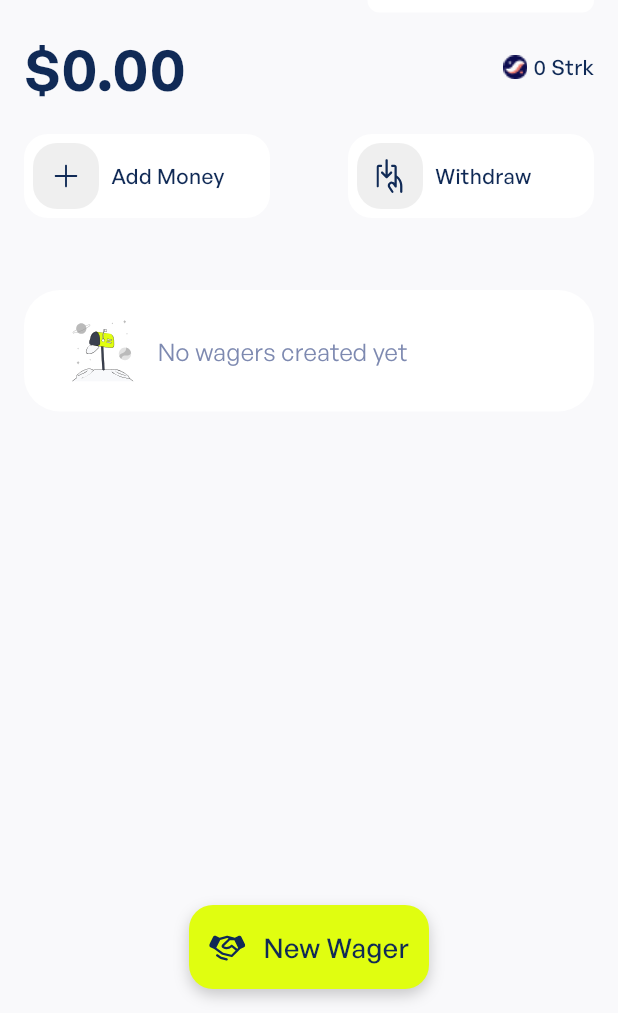
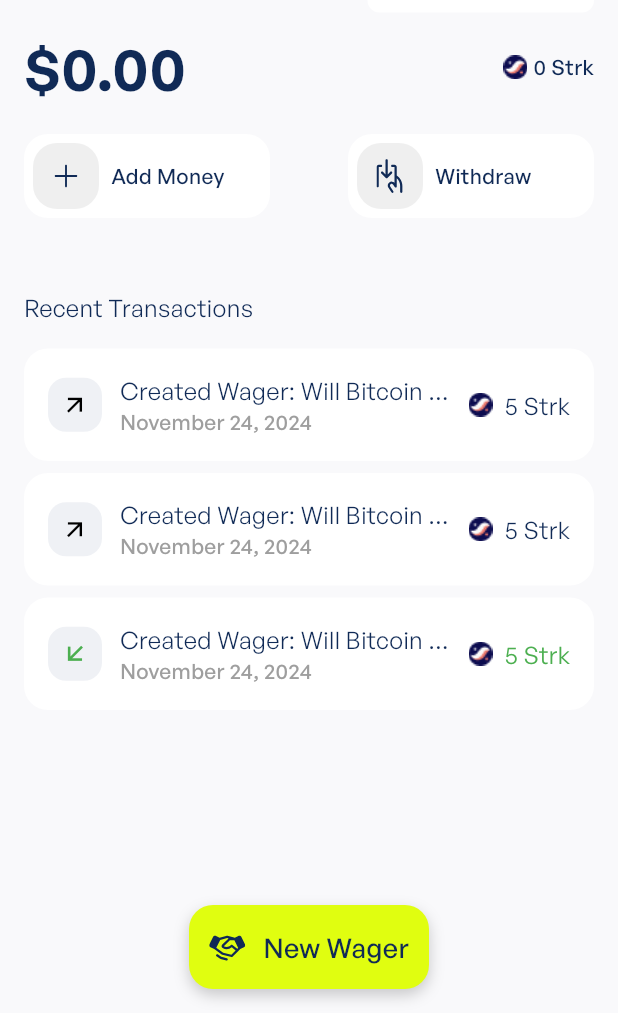
Before and after one commit to stakepoint/wagerr-mobile, a Flutter app: the WalletScreen screen opened directly, on a phone screen of 412 x 824 dp, the part 223-1236 px from its top. Run offline on Flutter 3.47's test engine with Material 3 defaults, Android fonts, the phone set to English and light mode, and no system bars; our stand-ins replace easy_localization, flutter_riverpod, flutter_svg, go_router, image_picker, riverpod_annotation and 1 more; missing offline and left inert: appcheck; accounts and stored records are empty; generated files the repository leaves out were written again.

Commit message:
Added: Wallet screen

```diff
--- a/assets/translations/en.json
+++ b/assets/translations/en.json
@@ -45,5 +45,9 @@
   "fundYourWallet": "Fund Your Wallet",
   "fundWalletDescription": "To be able to create wagers you need to fund your wallet with Strk.",
   "enterAmountDescription": "Enter the amount you want to fund your wallet and create wagers.",
-  "fundButton": "Fund"
+  "fundButton": "Fund",
+  "recentTransactions": "Recent Transactions",
+  "date": "Date",
+  "description": "Description",
+  "amount": "Amount"
 }
--- a/lib/features/wallet_screen.dart/wallet_screen.dart
+++ b/lib/features/wallet_screen/wallet_screen.dart
@@ -9,7 +9,7 @@ class WalletScreen extends ConsumerWidget {
     final isPortrait =
         MediaQuery.of(context).orientation == Orientation.portrait;
     return Scaffold(
-      appBar: isMobile ? HomeScreenAppBar() : null,
+      appBar: isMobile ? WalletScreenAppBar() : null,
       backgroundColor: context.primaryBackgroundColor,
       floatingActionButton:
           isMobile || isPortrait ? _floatingActionButton(context) : SizedBox(),
@@ -29,7 +29,7 @@ class WalletScreen extends ConsumerWidget {
                         crossAxisAlignment: CrossAxisAlignment.start,
                         children: [
                           verticalSpace(48),
-                          HomeScreenBody(),
+                          WalletScreenBody(),
                           Spacer(),
                         ],
                       ),
@@ -39,7 +39,7 @@ class WalletScreen extends ConsumerWidget {
                     constraints: BoxConstraints(maxWidth: maxWidthTablet),
                     child: Padding(
                       padding: const EdgeInsets.only(left: 32, right: 80),
-                      child: HomeScreenTabletMode(),
+                      child: WalletScreenTabletMode(),
                     ),
                   );
           },
--- /dev/null
+++ b/lib/features/wallet_screen/widget/wallet_screen_app_bar.dart
@@ -0,0 +1,29 @@
+part of '../../feature.dart';
+
+class WalletScreenAppBar extends StatelessWidget implements PreferredSizeWidget {
+  const WalletScreenAppBar({super.key});
+
+  @override
+  Widget build(BuildContext context) {
+    return AppBar(
+      toolbarHeight: 80,
+      title: Padding(
+        padding: const EdgeInsets.only(top: 33),
+        child: Row(
+          mainAxisAlignment: MainAxisAlignment.spaceBetween,
+          children: [
+            ProfileMenu(),
+            const SizedBox(width: AppValues.padding16),
+            SvgPicture.asset(AppIcons.notificationIcon),
+          ],
+        ),
+      ),
+      automaticallyImplyLeading: false,
+      backgroundColor: context.primaryBackgroundColor,
+      foregroundColor: context.primaryBackgroundColor,
+    );
+  }
+
+  @override
+  Size get preferredSize => const Size.fromHeight(80);
+}
--- /dev/null
+++ b/lib/features/wallet_screen/widget/waltet_screen_body.dart
@@ -0,0 +1,345 @@
+part of '../../feature.dart';
+
+class WalletScreenBody extends ConsumerWidget {
+  const WalletScreenBody({
+    super.key,
+  });
+
+ Widget _buildTransactionItem(
+  BuildContext context, {
+  required String description,
+  required String date,
+  required String amount,
+  Color? iconBgColor,
+  required bool isUpward,
+  bool showGreenAmount = false,
+}) {
+  return Container(
+    padding: const EdgeInsets.all(16),
+    decoration: BoxDecoration(
+      color: Colors.white,
+      borderRadius: BorderRadius.circular(16),
+    ),
+    child: Row(
+      children: [
+        Container(
+          padding: const EdgeInsets.all(8),
+          decoration: BoxDecoration(
+            color: iconBgColor,
+            borderRadius: BorderRadius.circular(12),
+          ),
+          child: Transform.rotate(
+  angle: isUpward ? -math.pi / -4 : math.pi / 4,
+  child: Icon(
+    isUpward ? Icons.arrow_upward_sharp : Icons.arrow_downward,
+    size: 20,
+    color: isUpward ? Colors.black : Colors.green,
+  ),
+),
+        ),
+        const SizedBox(width: 12),
+        Expanded(
+          child: Column(
+            crossAxisAlignment: CrossAxisAlignment.start,
+            children: [
+              Text(
+                description,
+                style: AppTheme.of(context).bodyLarge16,
+                overflow: TextOverflow.ellipsis,
+              ),
+              Text(
+                date,
+                style: AppTheme.of(context).textSmallMedium.copyWith(
+                  color: Colors.grey,
+                ),
+              ),
+            ],
+          ),
+        ),
+        const SizedBox(width: 12),
+       Row(
+  children: [
+    Container(
+      width: 16,
+      height: 16,
+      margin: const EdgeInsets.only(right: 4),
+      child: Image.asset(AppIcons.starknetImage),
+    ),
+    horizontalSpace(4),
+    Text(
+      amount,
+      style: AppTheme.of(context).bodyLarge16.copyWith(
+        color: showGreenAmount ? Colors.green : null,
+      ),
+    ),
+  ],
+),
+
+      ],
+    ),
+  );
+}
+
+  void _showFundWalletDialog(BuildContext context) {
+    final isMobile = ScreenLayout.isMobile(context);
+
+    if (isMobile) {
+      showModalBottomSheet(
+        context: context,
+        isScrollControlled: true,
+        backgroundColor: Colors.transparent,
+        builder: (BuildContext context) => FundWalletDialog(
+          onClose: () => Navigator.of(context).pop(),
+          onFund: () {
+            // Add your funding logic here
+            Navigator.of(context).pop();
+          },
+        ),
+      );
+    } else {
+      showDialog(
+        context: context,
+        builder: (BuildContext context) => FundWalletDialog(
+          onClose: () => Navigator.of(context).pop(),
+          onFund: () {
+            // Add your funding logic here
+            Navigator.of(context).pop();
+          },
+        ),
+      );
+    }
+  }
+
+  @override
+  Widget build(BuildContext context, WidgetRef ref) {
+    final isMobile = ScreenLayout.isMobile(context);
+    return Column(
+      children: [
+        isMobile
+            ? _mobileContractAddress(context)
+            : _tabletContractAddress(context),
+        verticalSpace(8),
+        isMobile ? _mobileStarkAmount(context) : _tabletStarkAmount(context),
+        verticalSpace(16),
+        isMobile ? HomeAddAndWithdraw() : SizedBox(),
+        isMobile ? verticalSpace(48) : verticalSpace(40),
+        isMobile ? _mobileRecentTransactions(context) : _tabletRecentTransactions(context),
+      ],
+    );
+  }
+
+
+//----------------------------------------------- MOBILE_RECENT_TRANSACTIONS ----------------------------------------------- //
+
+  Widget _mobileRecentTransactions(BuildContext context) {
+  return Column(
+    crossAxisAlignment: CrossAxisAlignment.start,
+    children: [
+      Text(
+        'recentTransactions'.tr(),
+        style: AppTheme.of(context).bodyLarge16,
+      ),
+      verticalSpace(16),
+      _buildTransactionItem(
+        context,
+        description: 'Created Wager: Will Bitcoin Hit \$100k Before January 31, 2025?',
+        date: 'November 24, 2024',
+        amount: '5 Strk',
+        iconBgColor: const Color(0xFFEFF1F5),
+        isUpward: true,
+      ),
+      verticalSpace(8),
+      _buildTransactionItem(
+        context,
+        description: 'Created Wager: Will Bitcoin Hit \$100k Before January 31, 2025?',
+        date: 'November 24, 2024',
+        amount: '5 Strk',
+        iconBgColor: const Color(0xFFEFF1F5),
+        isUpward: true,
+      ),
+      verticalSpace(8),
+      _buildTransactionItem(
+        context,
+        description: 'Created Wager: Will Bitcoin Hit \$100k Before January 31, 2025?',
+        date: 'November 24, 2024',
+        amount: '5 Strk',
+        iconBgColor: const Color(0xFFEFF1F5),
+        isUpward: false,
+        showGreenAmount: true,
+      ),
+    ],
+  );
+}
+
+  //----------------------------------------------- TABLET_RECENT_TRANSACTIONS ----------------------------------------------- //
+
+Widget _tabletRecentTransactions(BuildContext context) {
+  return Container(
+    width: 696,
+    child: Column(
+      crossAxisAlignment: CrossAxisAlignment.start,
+      children: [
+        Text(
+          'recentTransactions'.tr(),
+          style: AppTheme.of(context).bodyLarge16,
+        ),
+        verticalSpace(24),
+        _buildTransactionItem(
+          context,
+          description: 'Created Wager: Will Bitcoin Hit \$100k Before January 31, 2025?',
+          date: 'November 24, 2024',
+          amount: '5 Strk',
+          iconBgColor: const Color(0xFFEFF1F5),
+          isUpward: true,
+        ),
+        verticalSpace(8),
+        _buildTransactionItem(
+          context,
+          description: 'Created Wager: Will Bitcoin Hit \$100k Before January 31, 2025?',
+          date: 'November 24, 2024',
+          amount: '5 Strk',
+          iconBgColor: const Color(0xFFEFF1F5),
+          isUpward: true,
+        ),
+        verticalSpace(8),
+        _buildTransactionItem(
+          context,
+          description: 'Created Wager: Will Bitcoin Hit \$100k Before January 31, 2025?',
+          date: 'November 24, 2024',
+          amount: '5 Strk',
+          iconBgColor: const Color(0xFFEFF1F5),
+          isUpward: false,
+          showGreenAmount: true,
+        ),
+      ],
+    ),
+  );
+}
+
+//----------------------------------------------- MOBILE_STARK_AMOUNT ----------------------------------------------- //
+
+  Widget _mobileStarkAmount(BuildContext context) {
+    return Row(
+      mainAxisAlignment: MainAxisAlignment.spaceBetween,
+      children: [
+        Text('\$0.00', style: AppTheme.of(context).headingMobileH1),
+        Row(
+          children: [
+            Image.asset(AppIcons.starknetImage),
+            horizontalSpace(4),
+            Text('${'0'} Strk', style: AppTheme.of(context).textSmallMedium),
+          ],
+        ),
+      ],
+    );
+  }
+
+//----------------------------------------------- TABLET_STARK_AMOUNT ----------------------------------------------- //
+
+  Widget _tabletStarkAmount(BuildContext context) {
+    return Row(
+      mainAxisAlignment: MainAxisAlignment.spaceBetween,
+      children: [
+        Column(
+          crossAxisAlignment: CrossAxisAlignment.start,
+          spacing: 8,
+          children: [
+            Text('\$0.00', style: AppTheme.of(context).headingMobileH1),
+            Row(
+              children: [
+                Image.asset(AppIcons.starknetImage),
+                horizontalSpace(4),
+                Text('${'0'} Strk',
+                    style: AppTheme.of(context).textSmallMedium),
+              ],
+            ),
+          ],
+        ),
+        Padding(
+          padding: const EdgeInsets.only(top: 30),
+          child: Row(
+            spacing: 16,
+            children: [
+              HomeActionButton(
+                text: 'addMoney'.tr(),
+                iconPath: AppIcons.addIcon,
+                onTap: () => _showFundWalletDialog(context),
+              ),
+              HomeActionButton(
+                text: 'withdraw'.tr(),
+                iconPath: AppIcons.withdrawIcon,
+                onTap: () {},
+              ),
+            ],
+          ),
+        )
+      ],
+    );
+  }
+
+//----------------------------------------------- MOBILE_CONTRACT_ADDRESS ----------------------------------------------- //
+
+  Widget _mobileContractAddress(BuildContext context) {
+    return Row(
+      mainAxisAlignment: MainAxisAlignment.spaceBetween,
+      children: [
+        Text(
+          'walletBalance'.tr(),
+          style: AppTheme.of(context).bodyMedium14.copyWith(
+                color: context.textHintColor,
+              ),
+        ),
+        Container(
+          height: 29,
+          width: 151,
+          decoration: BoxDecoration(
+            borderRadius: BorderRadius.circular(8),
+            color: context.containerColor,
+          ),
+          child: Row(
+            spacing: 7,
+            mainAxisAlignment: MainAxisAlignment.center,
+            children: [
+              Text('0x400e44000...',
+                  style: AppTheme.of(context).textSmallMedium),
+              SvgPicture.asset(AppIcons.copyIcon)
+            ],
+          ),
+        ),
+      ],
+    );
+  }
+
+//----------------------------------------------- TABLET_CONTRACT_ADDRESS ----------------------------------------------- //
+
+  Widget _tabletContractAddress(BuildContext context) {
+    return Row(
+      mainAxisAlignment: MainAxisAlignment.spaceBetween,
+      children: [
+        Text(
+          'walletBalance'.tr(),
+          style: AppTheme.of(context).bodyLarge16.copyWith(
+                color: context.textHintColor,
+              ),
+        ),
+        Container(
+          height: 29,
+          width: 151,
+          decoration: BoxDecoration(
+            borderRadius: BorderRadius.circular(8),
+            color: context.containerColor,
+          ),
+          child: Row(
+            spacing: 7,
+            mainAxisAlignment: MainAxisAlignment.center,
+            children: [
+              Text('0x400e44000...',
+                  style: AppTheme.of(context).textRegularMedium),
+              SvgPicture.asset(AppIcons.copyIcon)
+            ],
+          ),
+        ),
+      ],
+    );
+  }
+}
```
Also changed, not shown: lib/features/feature.dart (+7 -1 lines), lib/features/wallet_screen/widget/waltet_action_button.dart (added, +57 -0 lines), lib/features/wallet_screen/widget/waltet_add_and_withdraw.dart (added, +39 -0 lines), lib/features/wallet_screen/widget/waltet_screen_tablet_mode.dart (added, +45 -0 lines), 1 other file.
